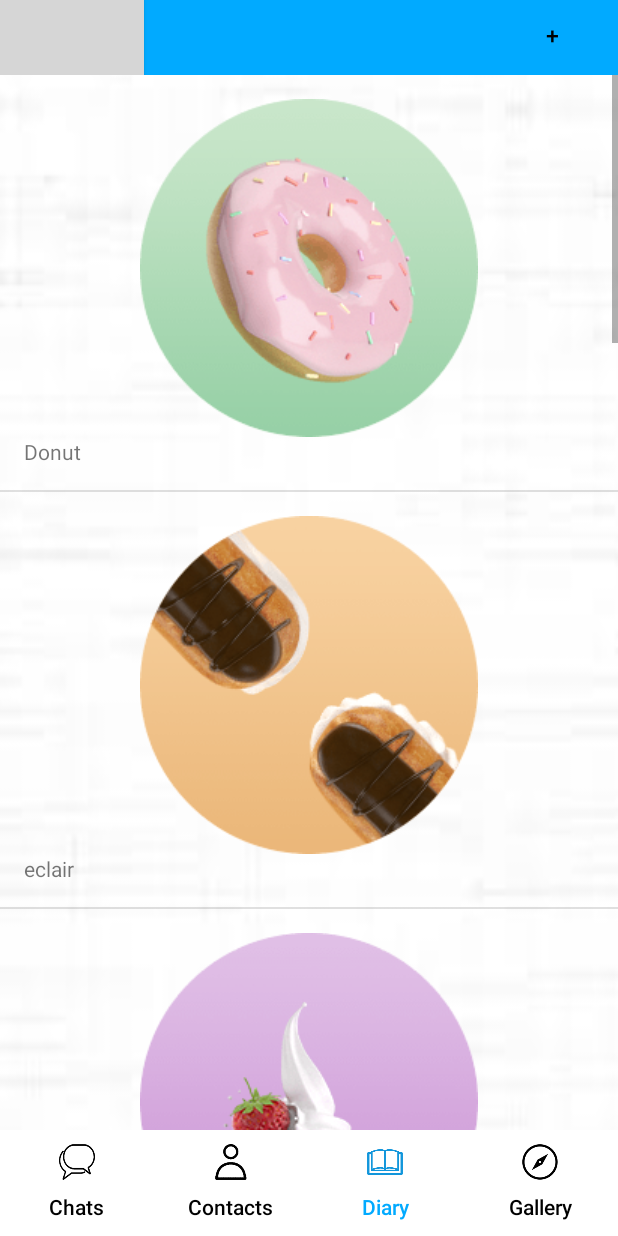
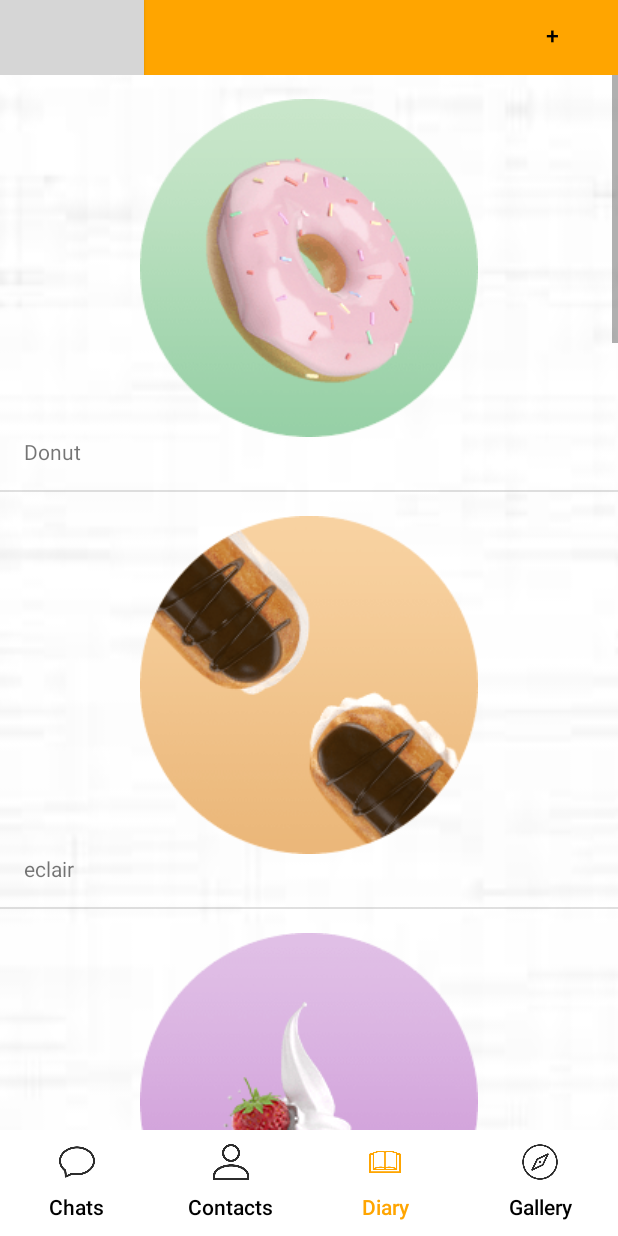
Before and after one commit to DanteZXS/seniorPlus, an Android app: the ActivityChatMain screen opened directly, with no data from a screen before it, item 3 of the bottom bar chosen, on a phone screen of 412 x 824 dp. Run offline under Robolectric (Android 15) with nearby library versions, the phone set to English and light mode, and no system bars; plain views replace LayoutSlide; grey boxes are pictures that could not be loaded.

Commit message:
integrate color into orange

```diff
--- a/app/src/main/AndroidManifest.xml
+++ b/app/src/main/AndroidManifest.xml
@@ -16,11 +16,11 @@
         <activity android:name=".ActivityChatMain" />
         <activity android:name=".SignUpActivity" />
         <activity android:name=".SpeechRecognizerActivity" />
-        <activity android:name=".AtyWelcome">
+        <activity android:name=".MainActivity">
 
         </activity>
 
-        <activity android:name=".MainActivity">
+        <activity android:name=".AtyWelcome">
             <intent-filter>
                 <action android:name="android.intent.action.MAIN" />
 
--- a/app/src/main/java/com/example/seniorplus/ActivityChatMain.java
+++ b/app/src/main/java/com/example/seniorplus/ActivityChatMain.java
@@ -70,7 +70,7 @@ public class ActivityChatMain extends AppCompatActivity {
                 tabList.get(tab.getPosition()).setIcon(ImageManager.imageID[tab.getPosition() + 4]);
                 tabLayout.setTabTextColors(
                         ContextCompat.getColor(ActivityChatMain.this, R.color.colorBlack),
-                        ContextCompat.getColor(ActivityChatMain.this, R.color.colorBlue)
+                        ContextCompat.getColor(ActivityChatMain.this, R.color.colorOrange)
                 );
             }
 
--- a/app/src/main/java/view/TitleBar.java
+++ b/app/src/main/java/view/TitleBar.java
@@ -126,7 +126,7 @@ public class TitleBar extends RelativeLayout {
 
         tvTitle.setGravity(Gravity.CENTER);
 
-        setBackgroundColor(0xFF01AAFF);
+        setBackgroundColor(0xFFFFA500);
     }
 
     /**
--- a/app/src/main/res/layout/activity_login.xml
+++ b/app/src/main/res/layout/activity_login.xml
@@ -52,6 +52,7 @@
         android:id="@+id/login_btn"
         android:layout_width="match_parent"
         android:layout_height="wrap_content"
+        android:background="#ffa500"
         android:text="Login"
         />
 
--- a/app/src/main/res/layout/activity_sign_upctivity.xml
+++ b/app/src/main/res/layout/activity_sign_upctivity.xml
@@ -49,6 +49,7 @@
         android:id="@+id/register_btn"
         android:layout_width="match_parent"
         android:layout_height="wrap_content"
+        android:background="#ffa500"
         android:text="register"
         />
 
--- a/app/src/main/res/values/colors.xml
+++ b/app/src/main/res/values/colors.xml
@@ -4,5 +4,5 @@
     <color name="colorPrimaryDark">#00574B</color>
     <color name="colorAccent">#D81B60</color>
     <color name="colorBlack">#000000</color>
-    <color name="colorBlue">#01AAFF</color>
+    <color name="colorOrange">#ffa500</color>
 </resources>
--- a/app/src/main/res/values/styles.xml
+++ b/app/src/main/res/values/styles.xml
@@ -3,7 +3,7 @@
     <!-- Base application theme. -->
     <style name="AppTheme" parent="Theme.AppCompat.Light.DarkActionBar">
         <!-- Customize your theme here. -->
-        <item name="colorPrimary">@color/colorPrimary</item>
+        <item name="colorPrimary">@color/colorOrange</item>
         <item name="colorPrimaryDark">@color/colorPrimaryDark</item>
         <item name="colorAccent">@color/colorAccent</item>
     </style>
```
Also changed, not shown: app/src/main/java/com/example/seniorplus/ActivityChatRoom.java (+3 -4 lines), app/src/main/java/util/AndroidBug5497Workaround.java (added, +60 -0 lines), app/src/main/res/drawable/contactsselected.png, app/src/main/res/drawable/contactsunselected.png, app/src/main/res/drawable/diaryselected.png, app/src/main/res/drawable/momentselected.png, app/src/main/res/drawable/momentunselected.png, app/src/main/res/drawable/msgselected.png, app/src/main/res/drawable/msgunselected.png.
